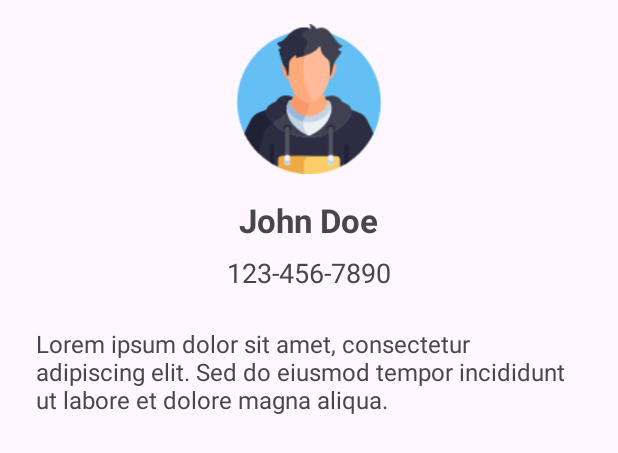
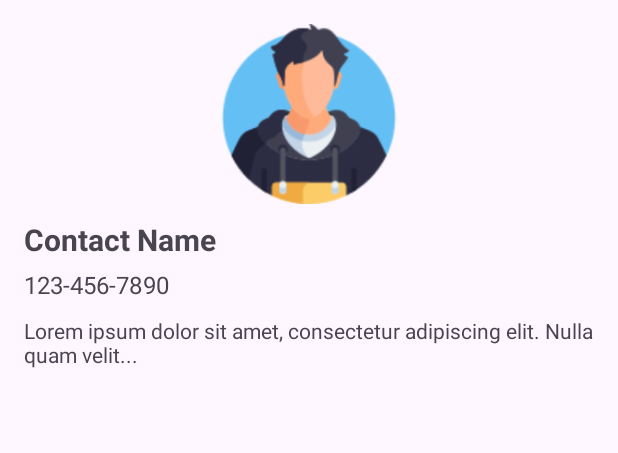
Before and after one commit to shalini-mishra-iphtech/ContactList, an Android app: the layout activity_contact_details.xml on its own in the app's theme, with its tools: preview values and no code run, on a phone screen of 412 x 824 dp. Shown: the top 453 px of the screen. Run offline under Robolectric (Android 15) with nearby library versions, the phone set to English and light mode, and no system bars.

Commit message:
Initial commit

```diff
--- a/app/src/main/AndroidManifest.xml
+++ b/app/src/main/AndroidManifest.xml
@@ -13,7 +13,7 @@
         android:theme="@style/Theme.ContactList"
         tools:targetApi="31">
         <activity
-            android:name=".ContactDetailsActivity"
+            android:name=".ContactDetailActivity"
             android:exported="false" />
         <activity
             android:name=".MainActivity"
--- a/app/src/main/java/com/example/contactlist/MainActivity.kt
+++ b/app/src/main/java/com/example/contactlist/MainActivity.kt
@@ -33,6 +33,5 @@ class MainActivity : AppCompatActivity() {
         contactList.add(Contact("Nathon Devid", "125-666-5677", R.drawable.user4))
         contactList.add(Contact("Chalkes Brown", "215-616-1277", R.drawable.user5))
         contactList.add(Contact("Kris Brown", "915-666-7217", R.drawable.user6))
-
     }
 }
--- a/app/src/main/res/layout/activity_contact_details.xml
+++ b/app/src/main/res/layout/activity_contact_details.xml
@@ -1,12 +1,5 @@
 <?xml version="1.0" encoding="utf-8"?>
-<androidx.constraintlayout.widget.ConstraintLayout xmlns:android="http://schemas.android.com/apk/res/android"
-    xmlns:app="http://schemas.android.com/apk/res-auto"
-    xmlns:tools="http://schemas.android.com/tools"
-    android:layout_width="match_parent"
-    android:layout_height="match_parent"
-    tools:context=".ContactDetailsActivity">
-
-    <ScrollView
+<ScrollView xmlns:android="http://schemas.android.com/apk/res/android"
     android:layout_width="match_parent"
     android:layout_height="match_parent"
     android:fillViewport="true">
@@ -17,46 +10,38 @@
         android:orientation="vertical"
         android:padding="16dp">
 
-            <!-- Logo (Example: ImageView) -->
         <ImageView
-                android:id="@+id/imgLogo"
-                android:layout_width="100dp"
-                android:layout_height="100dp"
-                android:src="@drawable/ic_user"
-                android:layout_gravity="center_horizontal"
-                android:contentDescription="Logo" />
+            android:id="@+id/detail_image"
+            android:layout_width="120dp"
+            android:layout_height="120dp"
+            android:layout_gravity="center"
+            android:src="@drawable/ic_user" />
 
-            <!-- Name -->
         <TextView
-                android:id="@+id/txtContactName"
+            android:id="@+id/detail_name"
             android:layout_width="wrap_content"
             android:layout_height="wrap_content"
-                android:text="John Doe"
-                android:textSize="22sp"
+            android:text="Contact Name"
+            android:textSize="20sp"
             android:textStyle="bold"
-                android:layout_marginTop="16dp"
-                android:layout_gravity="center_horizontal" />
+            android:gravity="center"
+            android:layout_marginTop="10dp" />
 
-            <!-- Phone Number -->
         <TextView
-                android:id="@+id/txtContactPhone"
+            android:id="@+id/detail_phone"
             android:layout_width="wrap_content"
             android:layout_height="wrap_content"
             android:text="123-456-7890"
-                android:textSize="18sp"
-                android:layout_marginTop="8dp"
-                android:layout_gravity="center_horizontal" />
+            android:textSize="16sp"
+            android:gravity="center"
+            android:layout_marginTop="5dp" />
 
-            <!-- Description Text -->
         <TextView
-                android:id="@+id/txtDescription"
             android:layout_width="match_parent"
             android:layout_height="wrap_content"
-                android:text="Lorem ipsum dolor sit amet, consectetur adipiscing elit. Sed do eiusmod tempor incididunt ut labore et dolore magna aliqua."
-                android:textSize="16sp"
-                android:layout_marginTop="16dp"
-                android:padding="8dp" />
+            android:text="Lorem ipsum dolor sit amet, consectetur adipiscing elit. Nulla quam velit..."
+            android:paddingTop="10dp"
+            android:textSize="14sp" />
+    </LinearLayout>
 
-        </LinearLayout>
 </ScrollView>
-</androidx.constraintlayout.widget.ConstraintLayout>
```
Also changed, not shown: app/src/main/java/com/example/contactlist/ContactDetailActivity.kt (added, +29 -0 lines), app/src/main/java/com/example/contactlist/ContactDetailsActivity.kt (deleted, +0 -31 lines), app/src/main/java/com/example/contactlist/adapter/ContactAdapter.kt (+21 -44 lines). Lines whose indentation alone changed are shown as unchanged.
